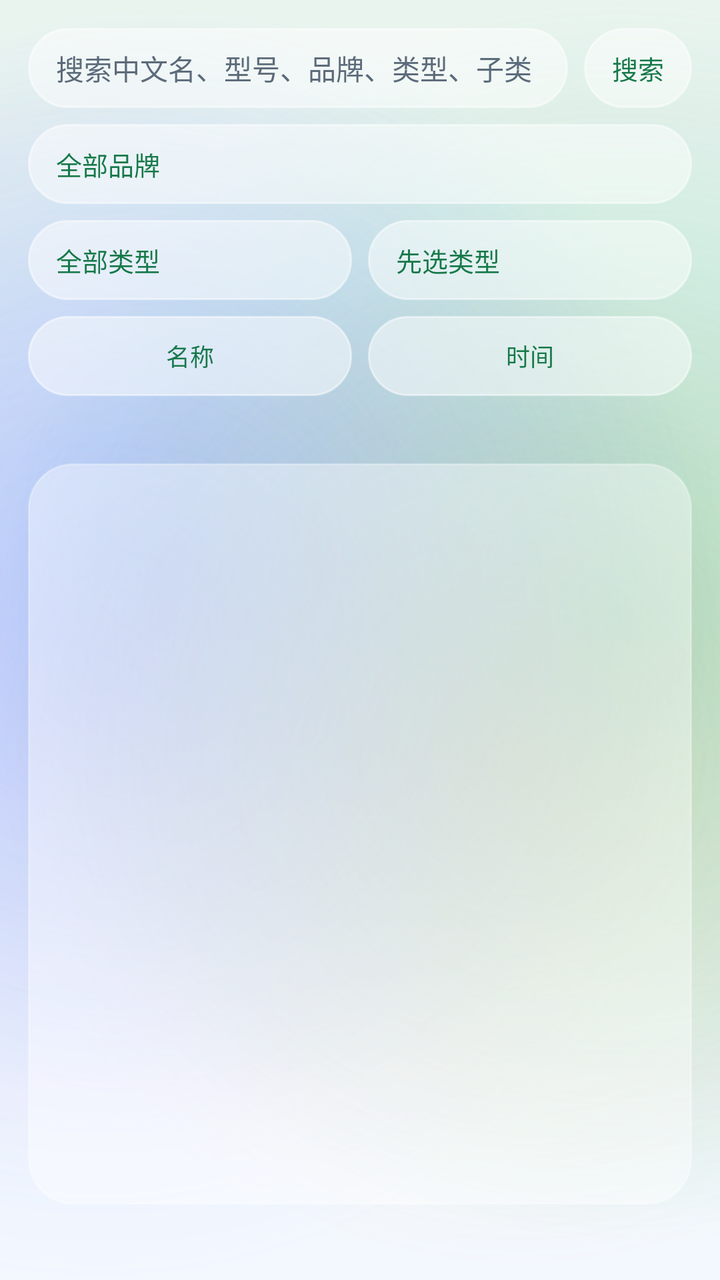
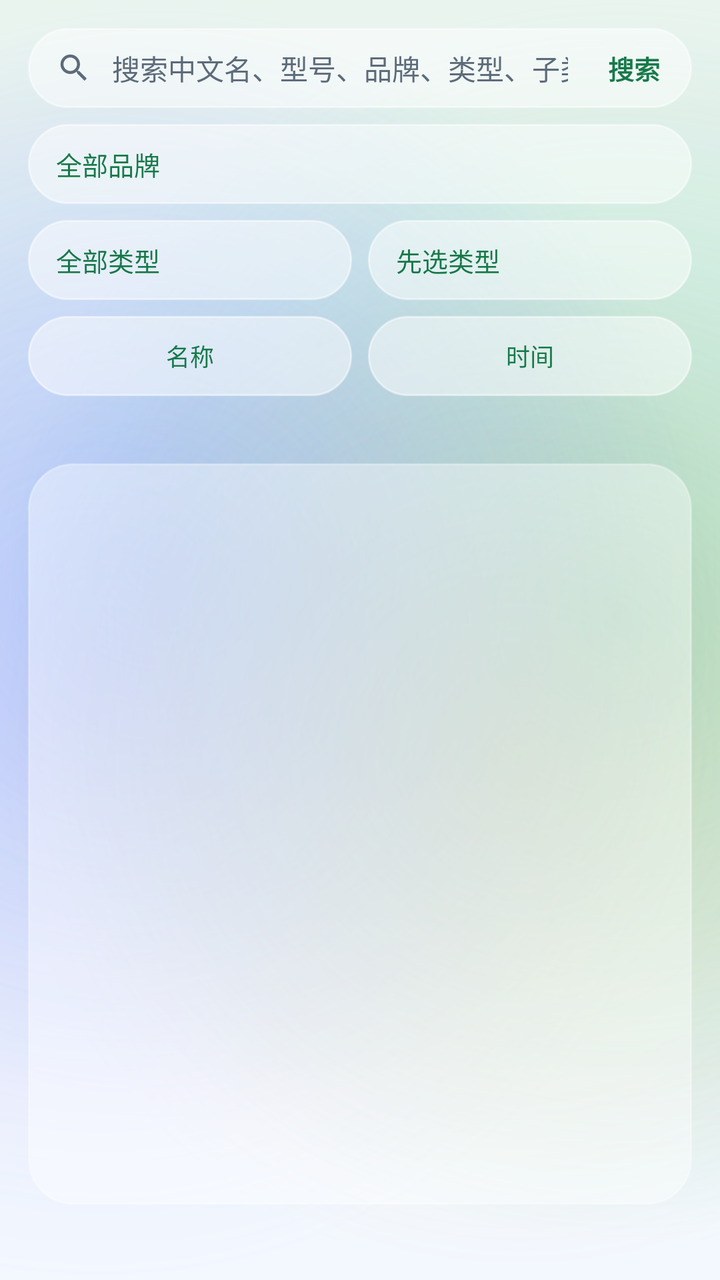

Compare the two renders of this Android layout. The source of the first and the diff that turns it into the second are given below.
<!-- AndroidManifest.xml: application theme Theme.MijiaSim -->
<!-- res/layout/activity_model_library.xml -->
<?xml version="1.0" encoding="utf-8"?>
<LinearLayout xmlns:android="http://schemas.android.com/apk/res/android"
    android:layout_width="match_parent"
    android:layout_height="match_parent"
    android:focusable="true"
    android:focusableInTouchMode="true"
    android:orientation="vertical"
    android:padding="14dp">

    <LinearLayout
        android:layout_width="match_parent"
        android:layout_height="wrap_content"
        android:gravity="center_vertical"
        android:orientation="horizontal">

        <EditText
            android:id="@+id/input_model_query"
            android:layout_width="0dp"
            android:layout_height="40dp"
            android:layout_weight="1"
            android:background="@drawable/bg_glass_pill_input"
            android:gravity="center_vertical"
            android:hint="@string/hint_model_search"
            android:inputType="text"
            android:maxLines="1"
            android:paddingLeft="14dp"
            android:paddingRight="14dp"
            android:textColor="@color/ink"
            android:textColorHint="@color/ink_muted"
            android:textSize="14sp" />

        <Button
            android:id="@+id/btn_search_online"
            style="@style/Widget.MijiaSim.Button.Pill"
            android:layout_width="wrap_content"
            android:layout_height="40dp"
            android:layout_marginStart="8dp"
            android:text="@string/action_search_online"
            android:textSize="13sp" />
    </LinearLayout>

    
    <LinearLayout
        android:id="@+id/filter_summary"
        android:layout_width="match_parent"
        android:layout_height="44dp"
        android:layout_marginTop="8dp"
        android:background="@drawable/bg_glass_input_button"
        android:clickable="true"
        android:focusable="true"
        android:gravity="center_vertical"
        android:orientation="horizontal"
        android:paddingLeft="14dp"
        android:paddingRight="12dp"
        android:visibility="gone">

        <TextView
            android:id="@+id/filter_summary_text"
            android:layout_width="0dp"
            android:layout_height="wrap_content"
            android:layout_weight="1"
            android:ellipsize="end"
            android:maxLines="2"
            android:textColor="@color/ink"
            android:textSize="13sp" />

        <TextView
            android:layout_width="32dp"
            android:layout_height="32dp"
            android:gravity="center"
            android:text="@string/status_arrow_closed"
            android:textColor="@color/ink_muted"
            android:textSize="14sp" />
    </LinearLayout>

    
    <LinearLayout
        android:id="@+id/filter_panel"
        android:layout_width="match_parent"
        android:layout_height="wrap_content"
        android:orientation="vertical">

    
    <LinearLayout
        android:layout_width="match_parent"
        android:layout_height="wrap_content"
        android:layout_marginTop="8dp"
        android:gravity="center_vertical"
        android:orientation="horizontal">

        <Button
            android:id="@+id/btn_pick_brand"
            style="@style/Widget.MijiaSim.Button.Pill"
            android:layout_width="0dp"
            android:layout_height="wrap_content"
            android:layout_weight="1"
            android:gravity="start|center_vertical"
            android:minWidth="0dp"
            android:text="@string/filter_all_brands"
            android:textSize="13sp" />
    </LinearLayout>

    <LinearLayout
        android:layout_width="match_parent"
        android:layout_height="wrap_content"
        android:layout_marginTop="8dp"
        android:gravity="center_vertical"
        android:orientation="horizontal">

        <Button
            android:id="@+id/btn_pick_cat"
            style="@style/Widget.MijiaSim.Button.Pill"
            android:layout_width="0dp"
            android:layout_height="wrap_content"
            android:layout_weight="1"
            android:gravity="start|center_vertical"
            android:minWidth="0dp"
            android:text="@string/filter_all_cats"
            android:textSize="13sp" />

        <Button
            android:id="@+id/btn_pick_sub"
            style="@style/Widget.MijiaSim.Button.Pill"
            android:layout_width="0dp"
            android:layout_height="wrap_content"
            android:layout_marginStart="8dp"
            android:layout_weight="1"
            android:gravity="start|center_vertical"
            android:minWidth="0dp"
            android:text="@string/filter_pick_cat_first"
            android:textSize="13sp" />
    </LinearLayout>

    
    <LinearLayout
        android:layout_width="match_parent"
        android:layout_height="wrap_content"
        android:layout_marginTop="8dp"
        android:gravity="center_vertical"
        android:orientation="horizontal">

        <Button
            android:id="@+id/btn_sort_name"
            style="@style/Widget.MijiaSim.Button.Pill"
            android:layout_width="0dp"
            android:layout_height="wrap_content"
            android:layout_weight="1"
            android:minWidth="0dp"
            android:text="@string/sort_name"
            android:textSize="12sp" />

        <Button
            android:id="@+id/btn_sort_time"
            style="@style/Widget.MijiaSim.Button.Pill"
            android:layout_width="0dp"
            android:layout_height="wrap_content"
            android:layout_marginStart="8dp"
            android:layout_weight="1"
            android:minWidth="0dp"
            android:text="@string/sort_time"
            android:textSize="12sp" />
    </LinearLayout>

    
    <TextView
        android:id="@+id/library_hint"
        android:layout_width="match_parent"
        android:layout_height="wrap_content"
        android:paddingStart="4dp"
        android:paddingTop="8dp"
        android:paddingEnd="4dp"
        android:textColor="@color/ink_muted"
        android:textSize="13sp" />
    </LinearLayout>

    <androidx.recyclerview.widget.RecyclerView
        android:id="@+id/model_list"
        android:layout_width="match_parent"
        android:layout_height="0dp"
        android:layout_marginTop="8dp"
        android:layout_weight="1"
        android:background="@drawable/bg_glass_card_soft"
        android:padding="4dp"
        android:scrollbars="vertical" />

    <TextView
        android:id="@+id/online_result"
        android:layout_width="match_parent"
        android:layout_height="wrap_content"
        android:maxLines="4"
        android:paddingStart="4dp"
        android:paddingTop="6dp"
        android:scrollbars="vertical"
        android:textColor="@color/ink_muted"
        android:textSize="13sp" />

</LinearLayout>
<!-- resources referenced by this layout -->
<resources>
  <color name="ink">#FF1B1F24</color>
  <color name="ink_muted">#FF5C6B7A</color>
  <string name="action_search_online">搜索</string>
  <string name="filter_all_brands">全部品牌</string>
  <string name="filter_all_cats">全部类型</string>
  <string name="filter_pick_cat_first">先选类型</string>
  <string name="hint_model_search">搜索中文名、型号、品牌、类型、子类</string>
  <string name="sort_name">名称</string>
  <string name="sort_time">时间</string>
  <string name="status_arrow_closed">▸</string>
  <color name="glass_soft">#66FFFFFF</color>
  <color name="glass_stroke_soft">#4DFFFFFF</color>
  <color name="pill_pressed">#B3FFFFFF</color>
  <color name="glass_stroke">#80FFFFFF</color>
  <color name="pill_disabled">#40FFFFFF</color>
  <color name="glass_input_fill">#8CFFFFFF</color>
  <color name="pill_fill">#80FFFFFF</color>
  <color name="accent">#FF2bb673</color>
  <color name="accent_deep">#FF17794A</color>
  <color name="liquid_sky">#FFF3F8FF</color>
  <style name="ThemeOverlay.MijiaSim.ActionBar" parent="ThemeOverlay.AppCompat.Light">
          <item name="colorControlNormal">@color/ink</item>
          <item name="android:textColorPrimary">@color/ink</item>
      </style>
  <style name="Widget.MijiaSim.PopupMenu" parent="Widget.AppCompat.PopupMenu">
          <item name="android:popupBackground">@drawable/bg_glass_popup</item>
          <item name="android:popupElevation">10dp</item>
      </style>
  <style name="TextAppearance.MijiaSim.PopupMenuItem" parent="TextAppearance.AppCompat.Widget.PopupMenu.Large">
          <item name="android:textColor">@color/ink</item>
          <item name="android:textSize">14sp</item>
      </style>
  <style name="Widget.MijiaSim.Switch" parent="Widget.AppCompat.CompoundButton.Switch">
          <item name="trackTint">@color/switch_track</item>
          <item name="thumbTint">@color/switch_thumb</item>
      </style>
  <color name="liquid_mist">#FFEAF4EF</color>
  <color name="blob_mint">#552BB673</color>
  <color name="blob_blue">#4D4C9AFF</color>
  <color name="blob_violet">#3D8E7CFF</color>
  <color name="blob_amber">#2EF2A33C</color>
  <style name="TextAppearance.MijiaSim.ActionBar.Title" parent="TextAppearance.AppCompat.Widget.ActionBar.Title">
          <item name="android:textColor">@color/ink</item>
          <item name="android:textSize">20sp</item>
          <item name="android:textStyle">bold</item>
          <item name="android:letterSpacing">0.01</item>
      </style>
  <style name="TextAppearance.MijiaSim.ActionBar.Subtitle" parent="TextAppearance.AppCompat.Widget.ActionBar.Subtitle">
          <item name="android:textColor">@color/ink_muted</item>
      </style>
  <color name="dialog_fill">#F7FFFFFF</color>
  <color name="popup_bottom">#FFF6FAFF</color>
  <color name="popup_top">#FFFFFFFF</color>
  <color name="glass_divider">#14000000</color>
  <!-- unchanged entries left out for length: 12 -->
</resources>

<!-- the commit's change to res/layout/activity_model_library.xml (unified diff, before → after) -->
@@ -7,36 +7,55 @@
     android:orientation="vertical"
     android:padding="14dp">
 
-    <LinearLayout
-        android:layout_width="match_parent"
-        android:layout_height="wrap_content"
-        android:gravity="center_vertical"
-        android:orientation="horizontal">
+    
+    <LinearLayout
+        android:layout_width="match_parent"
+        android:layout_height="40dp"
+        android:addStatesFromChildren="true"
+        android:background="@drawable/bg_glass_pill_input"
+        android:gravity="center_vertical"
+        android:orientation="horizontal">
+
+        <ImageView
+            android:layout_width="18dp"
+            android:layout_height="18dp"
+            android:layout_marginStart="14dp"
+            android:contentDescription="@null"
+            android:src="@drawable/ic_search_glyph" />
 
         <EditText
             android:id="@+id/input_model_query"
             android:layout_width="0dp"
-            android:layout_height="40dp"
-            android:layout_weight="1"
-            android:background="@drawable/bg_glass_pill_input"
+            android:layout_height="match_parent"
+            android:layout_weight="1"
+            android:background="@null"
             android:gravity="center_vertical"
             android:hint="@string/hint_model_search"
             android:inputType="text"
             android:maxLines="1"
-            android:paddingLeft="14dp"
-            android:paddingRight="14dp"
+            android:minHeight="0dp"
+            android:paddingLeft="10dp"
+            android:paddingTop="0dp"
+            android:paddingRight="10dp"
+            android:paddingBottom="0dp"
             android:textColor="@color/ink"
             android:textColorHint="@color/ink_muted"
             android:textSize="14sp" />
 
-        <Button
+        <TextView
             android:id="@+id/btn_search_online"
-            style="@style/Widget.MijiaSim.Button.Pill"
             android:layout_width="wrap_content"
-            android:layout_height="40dp"
-            android:layout_marginStart="8dp"
+            android:layout_height="match_parent"
+            android:background="@drawable/bg_search_action_ripple"
+            android:clickable="true"
+            android:focusable="true"
+            android:gravity="center"
+            android:paddingLeft="10dp"
+            android:paddingRight="16dp"
             android:text="@string/action_search_online"
-            android:textSize="13sp" />
+            android:textColor="@color/accent_deep"
+            android:textSize="13sp"
+            android:textStyle="bold" />
     </LinearLayout>
 
     
<!-- resource entries referenced after the edit -->
@@ -2,6 +2,31 @@
 <resources>
   <color name="ink">#FF1B1F24</color>
   <color name="ink_muted">#FF5C6B7A</color>
+  <!-- drawable bg_search_action_ripple (drawable) -->
+  <?xml version="1.0" encoding="utf-8"?>
+  <ripple xmlns:android="http://schemas.android.com/apk/res/android"
+      android:color="@color/row_pressed">
+      <item android:id="@android:id/mask">
+          <shape android:shape="rectangle">
+              <solid android:color="@color/row_pressed" />
+              <corners
+                  android:topLeftRadius="0dp"
+                  android:topRightRadius="99dp"
+                  android:bottomLeftRadius="0dp"
+                  android:bottomRightRadius="99dp" />
+          </shape>
+      </item>
+  </ripple>
+  <!-- drawable ic_search_glyph (drawable) -->
+  <vector xmlns:android="http://schemas.android.com/apk/res/android"
+      android:width="18dp"
+      android:height="18dp"
+      android:viewportWidth="24"
+      android:viewportHeight="24">
+      <path
+          android:fillColor="#FF5C6B7A"
+          android:pathData="M15.5,14h-0.79l-0.28,-0.27C15.41,12.59 16,11.11 16,9.5 16,5.91 13.09,3 9.5,3S3,5.91 3,9.5 5.91,16 9.5,16c1.61,0 3.09,-0.59 4.23,-1.57l0.27,0.28v0.79l5,4.99L20.49,19l-4.99,-5zM9.5,14C7.01,14 5,11.99 5,9.5S7.01,5 9.5,5 14,7.01 14,9.5 11.99,14 9.5,14z" />
+  </vector>
   <string name="action_search_online">搜索</string>
   <string name="filter_all_brands">全部品牌</string>
   <string name="filter_all_cats">全部类型</string>
@@ -18,6 +43,7 @@
   <color name="glass_input_fill">#8CFFFFFF</color>
   <color name="pill_fill">#80FFFFFF</color>
   <color name="accent">#FF2bb673</color>
+  <color name="row_pressed">#59FFFFFF</color>
   <color name="accent_deep">#FF17794A</color>
   <color name="liquid_sky">#FFF3F8FF</color>
   <style name="ThemeOverlay.MijiaSim.ActionBar" parent="ThemeOverlay.AppCompat.Light">
